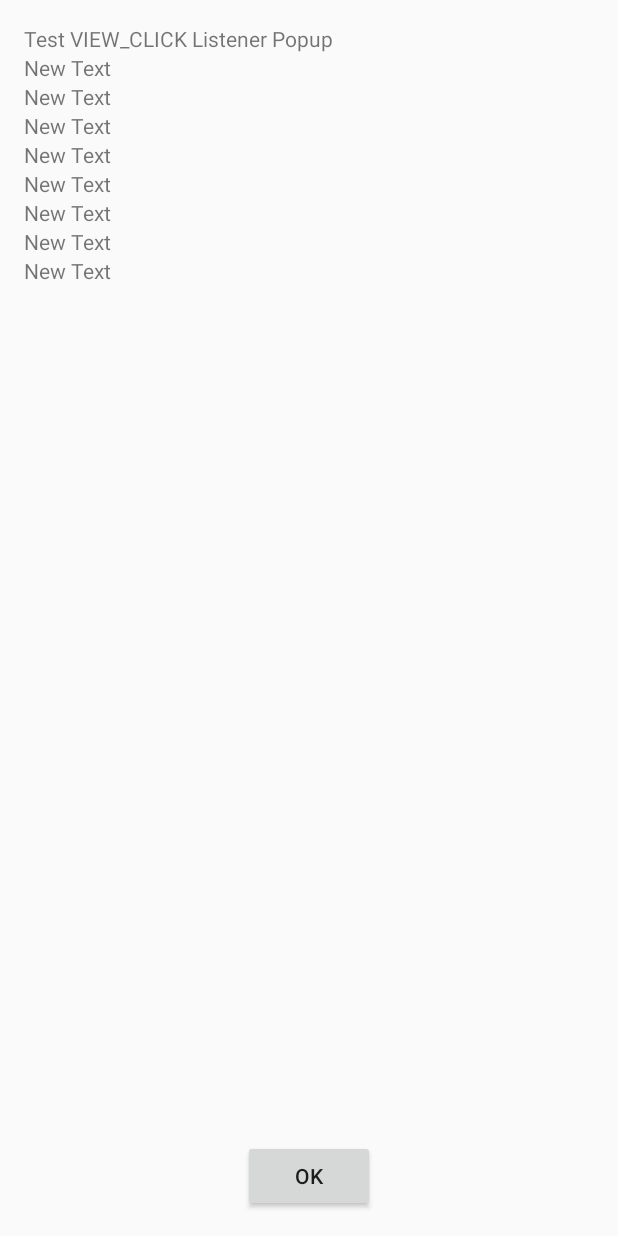
After one commit to tobyli/Sugilite_development, an Android app: the layout activity_recoding_pop_up.xml on its own in the app's theme, with its tools: preview values and no code run, on a phone screen of 412 x 824 dp. The commit adds this screen. Run offline under Robolectric (Android 15) with nearby library versions, the phone set to English and light mode, and no system bars.

Commit message:
monitor clicks

```diff
--- a/app/src/main/AndroidManifest.xml
+++ b/app/src/main/AndroidManifest.xml
@@ -48,6 +48,8 @@
                 android:name="android.support.PARENT_ACTIVITY"
                 android:value="edu.cmu.hcii.sugilite.MainActivity" />
         </activity>
+        <activity android:name=".RecodingPopUpActivity" >
+        </activity>
     </application>
 
 </manifest>
--- a/app/src/main/java/edu/cmu/hcii/sugilite/MainActivity.java
+++ b/app/src/main/java/edu/cmu/hcii/sugilite/MainActivity.java
@@ -1,5 +1,6 @@
 package edu.cmu.hcii.sugilite;
 
+import android.content.Intent;
 import android.os.Bundle;
 import android.support.design.widget.FloatingActionButton;
 import android.support.design.widget.Snackbar;
@@ -44,6 +45,8 @@ public class MainActivity extends AppCompatActivity {
 
         //noinspection SimplifiableIfStatement
         if (id == R.id.action_settings) {
+            Intent intent = new Intent(this, SettingsActivity.class);
+            startActivity(intent);
             return true;
         }
 
--- a/app/src/main/java/edu/cmu/hcii/sugilite/SettingsActivity.java
+++ b/app/src/main/java/edu/cmu/hcii/sugilite/SettingsActivity.java
@@ -4,6 +4,7 @@ package edu.cmu.hcii.sugilite;
 import android.annotation.TargetApi;
 import android.content.Context;
 import android.content.Intent;
+import android.content.SharedPreferences;
 import android.content.res.Configuration;
 import android.media.Ringtone;
 import android.media.RingtoneManager;
@@ -35,10 +36,14 @@ import java.util.List;
  * API Guide</a> for more information on developing a Settings UI.
  */
 public class SettingsActivity extends AppCompatPreferenceActivity {
+    private static SharedPreferences prefs;
+
     @Override
     protected void onCreate(Bundle savedInstanceState) {
         super.onCreate(savedInstanceState);
         setupActionBar();
+        prefs = PreferenceManager.getDefaultSharedPreferences(this);
+
     }
 
     /**
--- /dev/null
+++ b/app/src/main/res/layout/activity_recoding_pop_up.xml
@@ -0,0 +1,127 @@
+<?xml version="1.0" encoding="utf-8"?>
+<RelativeLayout xmlns:android="http://schemas.android.com/apk/res/android"
+    xmlns:tools="http://schemas.android.com/tools" android:layout_width="match_parent"
+    android:layout_height="match_parent" android:paddingLeft="@dimen/activity_horizontal_margin"
+    android:paddingRight="@dimen/activity_horizontal_margin"
+    android:paddingTop="@dimen/activity_vertical_margin"
+    android:paddingBottom="@dimen/activity_vertical_margin"
+    tools:context="edu.cmu.hcii.sugilite.RecodingPopUpActivity">
+
+    <TextView
+        android:layout_width="wrap_content"
+        android:layout_height="wrap_content"
+        android:text="Test VIEW_CLICK Listener Popup"
+        android:id="@+id/promptTextView"
+        android:layout_alignParentTop="true"
+        android:layout_alignParentStart="true" />
+
+    <TableLayout
+        android:layout_width="match_parent"
+        android:layout_height="match_parent"
+        android:layout_below="@+id/promptTextView"
+        android:layout_alignParentEnd="true"
+        android:id="@+id/propertyTable">
+
+        <TableRow
+            android:layout_width="match_parent"
+            android:layout_height="match_parent">
+
+            <TextView
+                android:layout_width="wrap_content"
+                android:layout_height="wrap_content"
+                android:text="New Text"
+                android:id="@+id/packageName" />
+
+        </TableRow>
+
+        <TableRow
+            android:layout_width="match_parent"
+            android:layout_height="match_parent">
+
+            <TextView
+                android:layout_width="wrap_content"
+                android:layout_height="wrap_content"
+                android:text="New Text"
+                android:id="@+id/className" />
+        </TableRow>
+
+        <TableRow
+            android:layout_width="match_parent"
+            android:layout_height="match_parent" >
+
+            <TextView
+                android:layout_width="wrap_content"
+                android:layout_height="wrap_content"
+                android:text="New Text"
+                android:id="@+id/text" />
+        </TableRow>
+
+        <TableRow
+            android:layout_width="match_parent"
+            android:layout_height="match_parent" >
+
+            <TextView
+                android:layout_width="wrap_content"
+                android:layout_height="wrap_content"
+                android:text="New Text"
+                android:id="@+id/contentDescription" />
+        </TableRow>
+
+        <TableRow
+            android:layout_width="match_parent"
+            android:layout_height="match_parent" >
+
+            <TextView
+                android:layout_width="wrap_content"
+                android:layout_height="wrap_content"
+                android:text="New Text"
+                android:id="@+id/viewId" />
+        </TableRow>
+
+        <TableRow
+            android:layout_width="match_parent"
+            android:layout_height="match_parent" >
+
+            <TextView
+                android:layout_width="wrap_content"
+                android:layout_height="wrap_content"
+                android:text="New Text"
+                android:id="@+id/boundInScreen" />
+        </TableRow>
+
+        <TableRow
+            android:layout_width="match_parent"
+            android:layout_height="match_parent" >
+
+            <TextView
+                android:layout_width="wrap_content"
+                android:layout_height="wrap_content"
+                android:text="New Text"
+                android:id="@+id/boundInParent" />
+        </TableRow>
+
+        <TableRow
+            android:layout_width="match_parent"
+            android:layout_height="match_parent" >
+
+            <TextView
+                android:layout_width="wrap_content"
+                android:layout_height="wrap_content"
+                android:text="New Text"
+                android:id="@+id/time" />
+        </TableRow>
+
+    </TableLayout>
+
+    <Button
+        android:layout_width="wrap_content"
+        android:layout_height="wrap_content"
+        android:text="OK"
+        android:id="@+id/nextButton"
+        android:layout_column="0"
+        android:layout_alignParentBottom="true"
+        android:layout_centerHorizontal="true"
+        android:nestedScrollingEnabled="false"
+        android:onClick="finishActivity" />
+
+</RelativeLayout>
--- a/app/src/main/res/layout/content_main.xml
+++ b/app/src/main/res/layout/content_main.xml
@@ -9,6 +9,4 @@
     app:layout_behavior="@string/appbar_scrolling_view_behavior"
     tools:showIn="@layout/activity_main" tools:context=".MainActivity">
 
-    <TextView android:text="Hello World!" android:layout_width="wrap_content"
-        android:layout_height="wrap_content" />
 </RelativeLayout>
--- a/app/src/main/res/xml/accessibility_service_config.xml
+++ b/app/src/main/res/xml/accessibility_service_config.xml
@@ -6,7 +6,7 @@
     android:accessibilityFeedbackType="feedbackAllMask"
     android:notificationTimeout="0"
     android:canRetrieveWindowContent="true"
-    android:settingsActivity="edu.cmu.hcii.crossapptracker.TrackSettingsActivity"
+    android:settingsActivity="edu.cmu.hcii.sugilite.SettingsActivity"
 
 
 
--- a/app/src/main/res/xml/pref_headers.xml
+++ b/app/src/main/res/xml/pref_headers.xml
@@ -6,10 +6,10 @@
         android:title="@string/pref_header_general" android:icon="@drawable/ic_info_black_24dp" />
 
     <header android:fragment="edu.cmu.hcii.sugilite.SettingsActivity$NotificationPreferenceFragment"
-        android:title="@string/pref_header_notifications"
+        android:title="@string/pref_header_background_tracking"
         android:icon="@drawable/ic_notifications_black_24dp" />
 
     <header android:fragment="edu.cmu.hcii.sugilite.SettingsActivity$DataSyncPreferenceFragment"
-        android:title="@string/pref_header_data_sync" android:icon="@drawable/ic_sync_black_24dp" />
+        android:title="@string/pref_header_recoding" android:icon="@drawable/ic_sync_black_24dp" />
 
 </preference-headers>
```
Also changed, not shown: app/src/main/java/edu/cmu/hcii/sugilite/RecodingPopUpActivity.java (added, +73 -0 lines), app/src/main/java/edu/cmu/hcii/sugilite/SugiliteAccessibilityService.java (+107 -0 lines), app/src/main/java/edu/cmu/hcii/sugilite/model/AbstractTrackingEvent.java (added, +54 -0 lines), app/src/main/java/edu/cmu/hcii/sugilite/model/ViewClickedTrackingEvent.java (added, +71 -0 lines), app/src/main/res/values/strings.xml (+9 -8 lines), app/src/main/res/xml/pref_general.xml (+10 -4 lines), app/src/main/res/xml/pref_notification.xml (+17 -19 lines).
